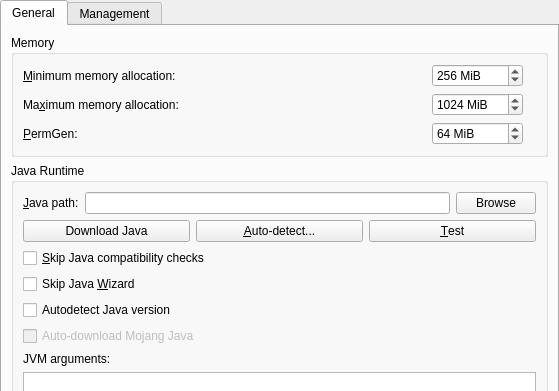
First picture: the form in launcher/ui/pages/global/JavaPage.ui, repository FreesmTeam/FreesmLauncher, before the edit; both pictures show x 0 to 559 and y 0 to 391 of the 559 by 659 pixel window.
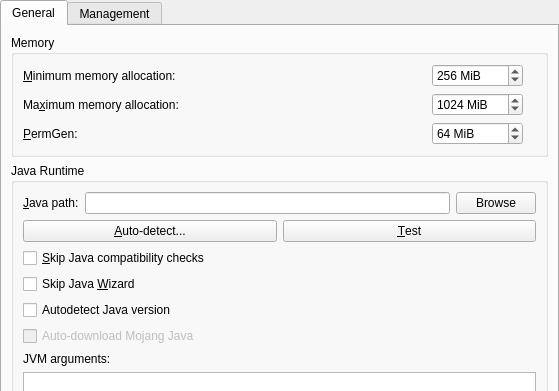
Second picture: the form after the edit. Custom widgets are drawn as their Qt base class.

Commit message: Added more logs for auto java install

```diff
--- a/launcher/ui/pages/global/JavaPage.ui
+++ b/launcher/ui/pages/global/JavaPage.ui
@@ -178,13 +178,6 @@
           </item>
           <item row="2" column="0" colspan="3">
            <layout class="QHBoxLayout" name="horizontalLayout_2">
-            <item>
-             <widget class="QPushButton" name="javaDownloadBtn">
-              <property name="text">
-               <string>Download Java</string>
-              </property>
-             </widget>
-            </item>
             <item>
              <widget class="QPushButton" name="javaDetectBtn">
               <property name="sizePolicy">
```
Left out of the diff: 1 changed line with no effect on the pictures. The commit also changes 4 other files.
